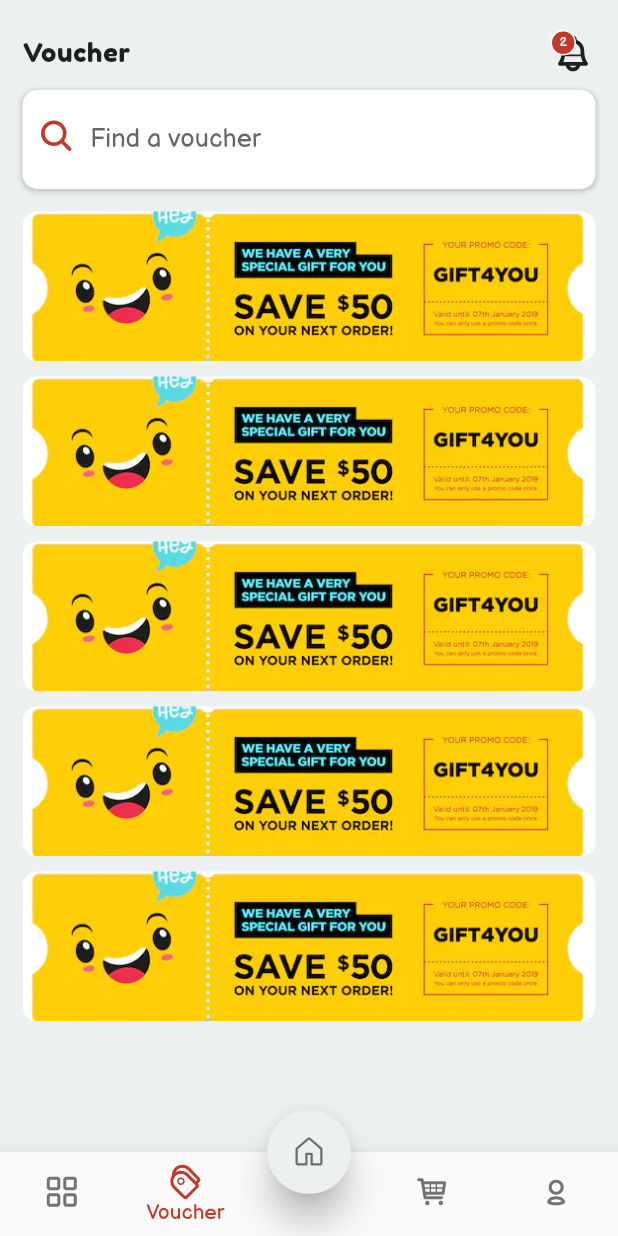
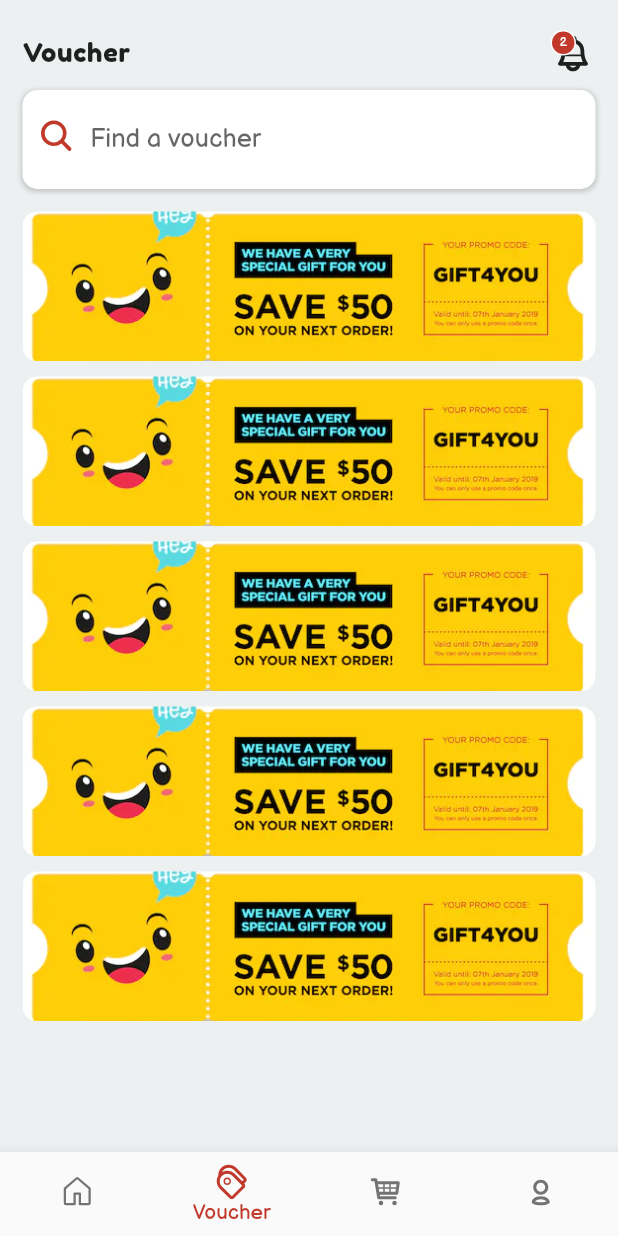
Before and after one commit to Sayaucup/flutter-Marketplace, a Flutter app: the screen it shows after launch, item 2 of the bottom bar chosen, on a phone screen of 412 x 824 dp. Run offline on Flutter 3.47's test engine with Material 2 defaults, Android fonts, the phone set to English and light mode, and no system bars; our stand-ins replace carousel_slider, eva_icons_flutter, flutter_icons, fluttertoast, lottie, typicons_flutter; missing offline and left inert: moment; network calls fail; grey boxes are pictures that could not be loaded.

Commit message:
july 6 end

```diff
--- a/lib/screen/bottomtabs/voucher.dart
+++ b/lib/screen/bottomtabs/voucher.dart
@@ -3,12 +3,12 @@ import 'package:marketplace/screen/widget/search.dart';
 import 'package:marketplace/screen/widget/search_voucher.dart';
 import 'package:typicons_flutter/typicons_flutter.dart';
 
-class News extends StatefulWidget {
+class Voucher extends StatefulWidget {
   @override
-  _NewsState createState() => _NewsState();
+  _VoucherState createState() => _VoucherState();
 }
 
-class _NewsState extends State<News> {
+class _VoucherState extends State<Voucher> {
   List voucherr = [
     'assets/img/voucher.png',
     'assets/img/voucher.png',
--- a/lib/screen/login.dart
+++ b/lib/screen/login.dart
@@ -12,11 +12,6 @@ class _LoginState extends State<Login> {
   final _form = GlobalKey<FormState>();
   final emailController = TextEditingController();
   final passwordController = TextEditingController();
-
-  Future<void> _Login() async {
-    if (emailController.text == 'ucup@saya.com' &&
-        passwordController.text == 'ucup') {}
-  }
 
   void toast() {
     Fluttertoast.showToast(
--- a/lib/screen/tabs.dart
+++ b/lib/screen/tabs.dart
@@ -14,15 +14,14 @@ class Tabs extends StatefulWidget {
 
 class _TabsState extends State<Tabs> {
   var _tabs = [
-    Category(),
-    News(),
     Home(),
+    Voucher(),
     Cart(),
     Account(),
   ];
   var controller = PageController();
 
-  int currentPage = 2;
+  int currentPage = 0;
   @override
   Widget build(BuildContext context) {
     return Scaffold(
@@ -40,22 +39,15 @@ class _TabsState extends State<Tabs> {
         selectedItemColor: Theme.of(context).primaryColor,
         items: const <BottomNavigationBarItem>[
           BottomNavigationBarItem(
-              icon: Icon(Typicons.th_large_outline),
-              title: Text('Category',
-                  style: TextStyle(fontSize: 10, fontWeight: FontWeight.bold))),
+              icon: Icon(Octicons.home),
+              title: Text(
+                'Home',
+                style: TextStyle(fontSize: 10, fontWeight: FontWeight.bold),
+              )),
           BottomNavigationBarItem(
               icon: Icon(Typicons.tags),
               title: Text('Voucher',
                   style: TextStyle(fontSize: 10, fontWeight: FontWeight.bold))),
-          BottomNavigationBarItem(
-              icon: Icon(
-                Octicons.arrow_small_left,
-                size: 1,
-              ),
-              title: Text(
-                '',
-                style: TextStyle(fontSize: 10, fontWeight: FontWeight.bold),
-              )),
           BottomNavigationBarItem(
               icon: Icon(Typicons.shopping_cart),
               title: Text('Cart',
@@ -66,20 +58,6 @@ class _TabsState extends State<Tabs> {
                   style: TextStyle(fontSize: 10, fontWeight: FontWeight.bold))),
         ],
       ),
-      floatingActionButtonAnimator: FloatingActionButtonAnimator.scaling,
-      floatingActionButtonLocation: FloatingActionButtonLocation.centerDocked,
-      floatingActionButton: FloatingActionButton(
-        elevation: 10,
-        child: Icon(Octicons.home,
-            color: currentPage == 2
-                ? Theme.of(context).primaryColor
-                : Colors.black54),
-        onPressed: () {
-          setState(() {
-            currentPage = 2;
-          });
-        },
-      ),
     );
   }
 }
--- a/pubspec.yaml
+++ b/pubspec.yaml
@@ -37,6 +37,7 @@ dependencies:
   shared_preferences: ^0.5.4+5
   moment: ^0.0.1
   eva_icons_flutter: ^2.0.0
+  http: ^0.12.1
 
 dev_dependencies:
   flutter_test:
```
Also changed, not shown: lib/screen/bottomtabs/home.dart (+118 -108 lines), lib/screen/widget/product.dart (added, +175 -0 lines), pubspec.lock.
